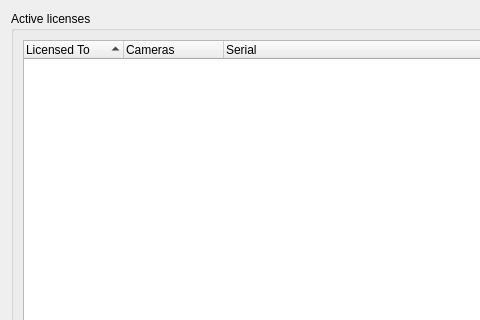
Above: client/src/ui/widgets/settings/license_manager_widget.ui from networkoptix/nx_open before the change; both pictures show x 0 to 480 and y 0 to 320 of the 738 by 542 pixel window. Below: the same form after it.
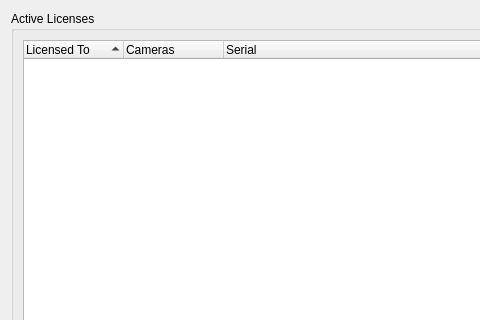
That is the form after the change. Custom widgets are drawn as their Qt base class.

The edit to the form file:
```diff
--- a/client/src/ui/widgets/settings/license_manager_widget.ui
+++ b/client/src/ui/widgets/settings/license_manager_widget.ui
@@ -19,7 +19,7 @@
      <item>
       <widget class="QGroupBox" name="groupBox">
        <property name="title">
-        <string>Active licenses</string>
+        <string>Active Licenses</string>
        </property>
        <layout class="QVBoxLayout" name="verticalLayout_2">
         <item>
```
